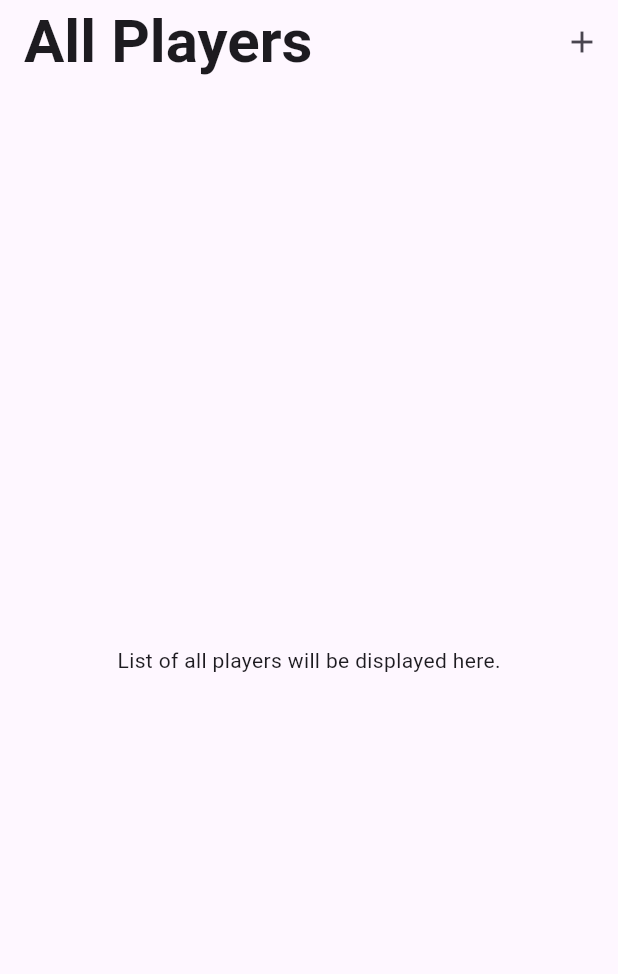
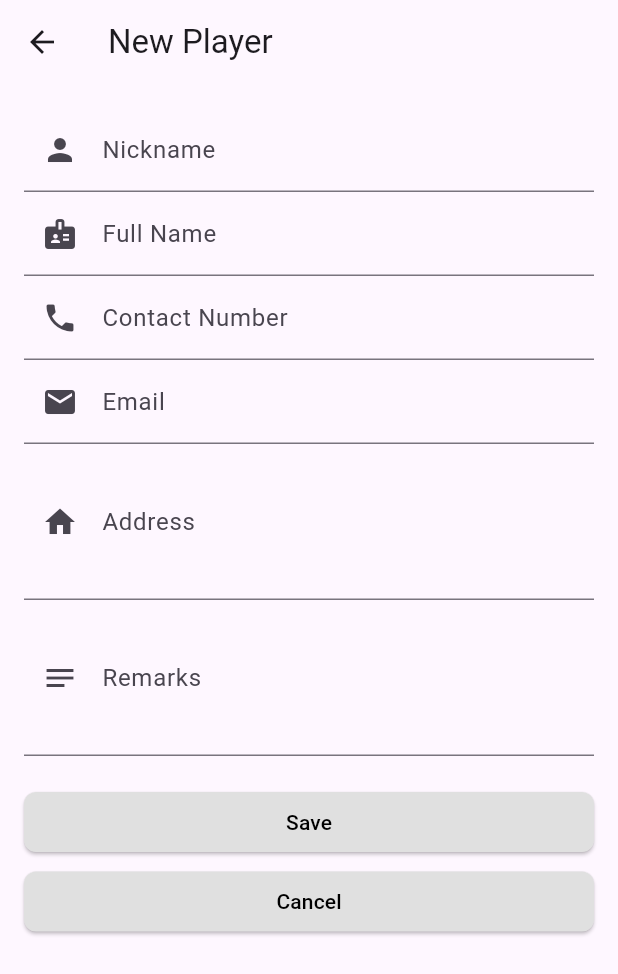
Before and after one commit to Aycees/badminton_system, a Flutter app: the screen it shows after launch, after a tap on the "add" icon, on a phone screen of 412 x 824 dp. Shown: the top 974 px of the screen. Run offline on Flutter 3.47's test engine with Material 3 defaults, Android fonts, the phone set to English and light mode, and no system bars.

Commit message:
Add AddPlayerScreen and PlayersList components with navigation

```diff
--- /dev/null
+++ b/lib/screens/add_player_screen.dart
@@ -0,0 +1,19 @@
+import 'package:badminton_system/widgets/add_player_input.dart';
+import 'package:flutter/material.dart';
+
+class AddPlayerScreen extends StatelessWidget {
+  const AddPlayerScreen({super.key});
+
+  @override
+  Widget build(BuildContext context) {
+    return Scaffold(
+      appBar: AppBar(
+        title: const Text('New Player'),
+      ),
+      body: const Padding(
+        padding: EdgeInsets.all(16.0),
+        child: AddPlayerInput(),
+      ),
+    );
+  }
+}
--- a/lib/screens/all_players_screen.dart
+++ b/lib/screens/all_players_screen.dart
@@ -1,4 +1,6 @@
 import 'package:flutter/material.dart';
+import '../widgets/players_list.dart';
+import 'add_player_screen.dart';
 
 class AllPlayersScreen extends StatelessWidget {
   const AllPlayersScreen({super.key});
@@ -24,15 +26,17 @@ class AllPlayersScreen extends StatelessWidget {
             icon: const Icon(Icons.add),
             padding: const EdgeInsets.all(10.0),
             onPressed: () {
-              // Add your logic for the "+" button here
-              print('Add button pressed');
+              Navigator.push(
+                context,
+                MaterialPageRoute(
+                  builder: (context) => const AddPlayerScreen(),
+                ),
+              );
             },
           ),
         ],
       ),
-      body: const Center(
-        child: Text('List of all players will be displayed here.'),
-      ),
+      body: PlayersList(),
     );
   }
 }
--- /dev/null
+++ b/lib/widgets/add_player_input.dart
@@ -0,0 +1,95 @@
+import 'package:flutter/material.dart';
+
+class AddPlayerInput extends StatelessWidget {
+  const AddPlayerInput({super.key});
+
+  @override
+  Widget build(BuildContext context) {
+    return Column(
+      crossAxisAlignment: CrossAxisAlignment.start,
+      children: [
+        const TextField(
+          decoration: InputDecoration(
+            labelText: 'Nickname',
+            prefixIcon: Icon(Icons.person),
+          ),
+        ),
+        const TextField(
+          decoration: InputDecoration(
+            labelText: 'Full Name',
+            prefixIcon: Icon(Icons.badge),
+          ),
+        ),
+        const TextField(
+          decoration: InputDecoration(
+            labelText: 'Contact Number',
+            prefixIcon: Icon(Icons.phone),
+          ),
+        ),
+        const TextField(
+          decoration: InputDecoration(
+            labelText: 'Email',
+            prefixIcon: Icon(Icons.email),
+          ),
+          keyboardType: TextInputType.emailAddress,
+        ),
+        const TextField(
+          decoration: InputDecoration(
+            labelText: 'Address',
+            prefixIcon: Icon(Icons.home),
+          ),
+          maxLines: 3,
+        ),
+        const TextField(
+          decoration: InputDecoration(
+            labelText: 'Remarks',
+            prefixIcon: Icon(Icons.notes),
+          ),
+          maxLines: 3,
+        ),
+        const SizedBox(height: 20),
+        Column(
+          children: [
+            SizedBox(
+              width: double.infinity,
+              child: ElevatedButton(
+                onPressed: () {
+                  // Add save logic here
+                },
+                style: ElevatedButton.styleFrom(
+                  backgroundColor: Colors.grey[300],
+                  shape: RoundedRectangleBorder(
+                    borderRadius: BorderRadius.circular(8.0),
+                  ),
+                ),
+                child: const Text(
+                  'Save',
+                  style: TextStyle(color: Colors.black),
+                ),
+              ),
+            ),
+            const SizedBox(height: 5),
+            SizedBox(
+              width: double.infinity,
+              child: ElevatedButton(
+                onPressed: () {
+                  Navigator.pop(context);
+                },
+                style: ElevatedButton.styleFrom(
+                  backgroundColor: Colors.grey[300],
+                  shape: RoundedRectangleBorder(
+                    borderRadius: BorderRadius.circular(8.0),
+                  ),
+                ),
+                child: const Text(
+                  'Cancel',
+                  style: TextStyle(color: Colors.black),
+                ),
+              ),
+            ),
+          ],
+        ),
+      ],
+    );
+  }
+}
--- /dev/null
+++ b/lib/widgets/players_list.dart
@@ -0,0 +1,25 @@
+import 'package:flutter/material.dart';
+
+class PlayersList extends StatelessWidget {
+  PlayersList({super.key});
+
+  final List<String> players = [
+    'Player 1',
+    'Player 2',
+    'Player 3',
+    'Player 4',
+    'Player 5',
+  ];
+
+  @override
+  Widget build(BuildContext context) {
+    return ListView.builder(
+      itemCount: players.length,
+      itemBuilder: (context, index) {
+        return ListTile(
+          title: Text(players[index]),
+        );
+      },
+    );
+  }
+}
```
